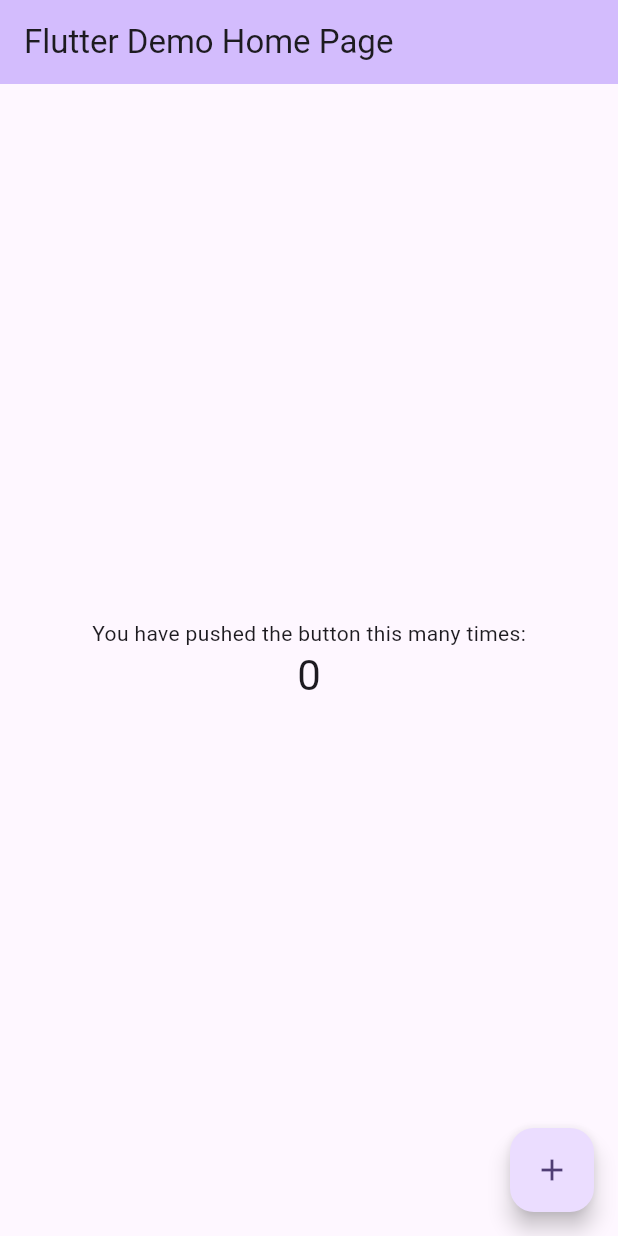
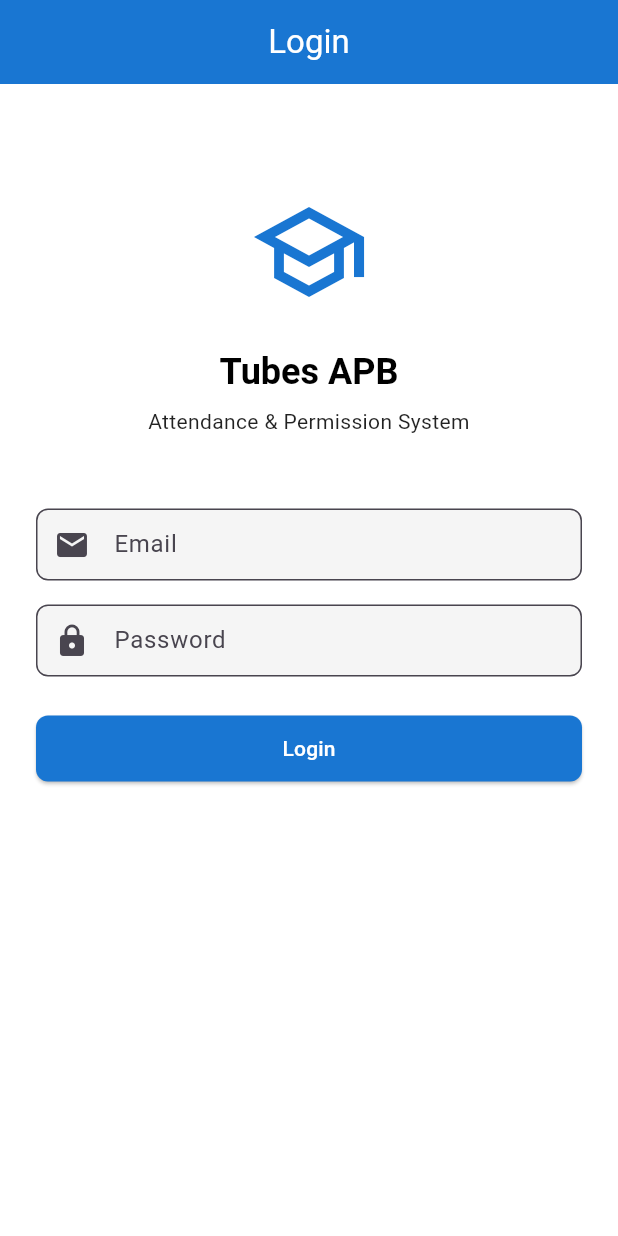
Before and after one commit to AryasatyaAlfian/TUBESAPB, a Flutter app: the screen it shows after launch, on a phone screen of 412 x 824 dp. Run offline on Flutter 3.47's test engine with Material 3 defaults, Android fonts, the light colour scheme and no system bars.

Commit message:
update file tugas terbaru

```diff
--- /dev/null
+++ b/lib/config/routes/app_router.dart
@@ -0,0 +1,17 @@
+import 'package:flutter/material.dart';
+import 'package:tubesapb/screens/login_screen.dart';
+import 'package:tubesapb/screens/home_screen.dart';
+
+class AppRoutes {
+  static const String login = '/login';
+  static const String home = '/home';
+
+  static final Map<String, WidgetBuilder> routes = {
+    login: (context) => const LoginScreen(),
+    home: (context) => const HomeScreen(),
+  };
+
+  static Route<dynamic>? onGenerateRoute(RouteSettings settings) {
+    return null;
+  }
+}
--- /dev/null
+++ b/lib/config/theme/app_theme.dart
@@ -0,0 +1,95 @@
+import 'package:flutter/material.dart';
+
+class AppTheme {
+  // Light Theme
+  static final ThemeData lightTheme = ThemeData(
+    useMaterial3: true,
+    brightness: Brightness.light,
+    primaryColor: const Color(0xFF1976D2),
+    scaffoldBackgroundColor: Colors.white,
+    appBarTheme: const AppBarTheme(
+      backgroundColor: Color(0xFF1976D2),
+      foregroundColor: Colors.white,
+      elevation: 0,
+    ),
+    textTheme: const TextTheme(
+      headlineMedium: TextStyle(
+        fontSize: 24,
+        fontWeight: FontWeight.bold,
+        color: Colors.black,
+      ),
+      bodyMedium: TextStyle(
+        fontSize: 14,
+        color: Colors.black87,
+      ),
+      bodySmall: TextStyle(
+        fontSize: 12,
+        color: Colors.grey,
+      ),
+    ),
+    elevatedButtonTheme: ElevatedButtonThemeData(
+      style: ElevatedButton.styleFrom(
+        backgroundColor: const Color(0xFF1976D2),
+        foregroundColor: Colors.white,
+        padding: const EdgeInsets.symmetric(horizontal: 24, vertical: 12),
+        shape: RoundedRectangleBorder(
+          borderRadius: BorderRadius.circular(8),
+        ),
+      ),
+    ),
+    inputDecorationTheme: InputDecorationTheme(
+      border: OutlineInputBorder(
+        borderRadius: BorderRadius.circular(8),
+      ),
+      contentPadding: const EdgeInsets.symmetric(horizontal: 16, vertical: 12),
+      filled: true,
+      fillColor: const Color(0xFFF5F5F5),
+    ),
+  );
+
+  // Dark Theme
+  static final ThemeData darkTheme = ThemeData(
+    useMaterial3: true,
+    brightness: Brightness.dark,
+    primaryColor: const Color(0xFF1976D2),
+    scaffoldBackgroundColor: const Color(0xFF121212),
+    appBarTheme: const AppBarTheme(
+      backgroundColor: Color(0xFF1F1F1F),
+      foregroundColor: Colors.white,
+      elevation: 0,
+    ),
+    textTheme: const TextTheme(
+      headlineMedium: TextStyle(
+        fontSize: 24,
+        fontWeight: FontWeight.bold,
+        color: Colors.white,
+      ),
+      bodyMedium: TextStyle(
+        fontSize: 14,
+        color: Colors.white70,
+      ),
+      bodySmall: TextStyle(
+        fontSize: 12,
+        color: Colors.grey,
+      ),
+    ),
+    elevatedButtonTheme: ElevatedButtonThemeData(
+      style: ElevatedButton.styleFrom(
+        backgroundColor: const Color(0xFF1976D2),
+        foregroundColor: Colors.white,
+        padding: const EdgeInsets.symmetric(horizontal: 24, vertical: 12),
+        shape: RoundedRectangleBorder(
+          borderRadius: BorderRadius.circular(8),
+        ),
+      ),
+    ),
+    inputDecorationTheme: InputDecorationTheme(
+      border: OutlineInputBorder(
+        borderRadius: BorderRadius.circular(8),
+      ),
+      contentPadding: const EdgeInsets.symmetric(horizontal: 16, vertical: 12),
+      filled: true,
+      fillColor: const Color(0xFF2C2C2C),
+    ),
+  );
+}
--- a/lib/main.dart
+++ b/lib/main.dart
@@ -1,4 +1,11 @@
 import 'package:flutter/material.dart';
+import 'package:provider/provider.dart';
+import 'config/theme/app_theme.dart';
+import 'config/routes/app_router.dart';
+import 'providers/auth_provider.dart';
+import 'providers/attendance_provider.dart';
+import 'providers/enrollment_provider.dart';
+import 'providers/permission_provider.dart';
 
 void main() {
   runApp(const MyApp());
@@ -10,113 +17,87 @@ class MyApp extends StatelessWidget {
   // This widget is the root of your application.
   @override
   Widget build(BuildContext context) {
-    return MaterialApp(
-      title: 'Flutter Demo',
-      theme: ThemeData(
-        // This is the theme of your application.
-        //
-        // TRY THIS: Try running your application with "flutter run". You'll see
-        // the application has a purple toolbar. Then, without quitting the app,
-        // try changing the seedColor in the colorScheme below to Colors.green
-        // and then invoke "hot reload" (save your changes or press the "hot
-        // reload" button in a Flutter-supported IDE, or press "r" if you used
-        // the command line to start the app).
-        //
-        // Notice that the counter didn't reset back to zero; the application
-        // state is not lost during the reload. To reset the state, use hot
-        // restart instead.
-        //
-        // This works for code too, not just values: Most code changes can be
-        // tested with just a hot reload.
-        colorScheme: .fromSeed(seedColor: Colors.deepPurple),
+    return MultiProvider(
+      providers: [
+        ChangeNotifierProvider(create: (_) => AuthProvider()),
+        ChangeNotifierProvider(create: (_) => AttendanceProvider()),
+        ChangeNotifierProvider(create: (_) => EnrollmentProvider()),
+        ChangeNotifierProvider(create: (_) => PermissionProvider()),
+      ],
+      child: MaterialApp(
+        title: 'Tubes APB - Attendance and Permission Management',
+        theme: AppTheme.lightTheme,
+        darkTheme: AppTheme.darkTheme,
+        themeMode: ThemeMode.system,
+        home: const SplashScreen(),
+        routes: AppRoutes.routes,
+        onGenerateRoute: AppRoutes.onGenerateRoute,
       ),
-      home: const MyHomePage(title: 'Flutter Demo Home Page'),
     );
   }
 }
 
-class MyHomePage extends StatefulWidget {
-  const MyHomePage({super.key, required this.title});
-
-  // This widget is the home page of your application. It is stateful, meaning
-  // that it has a State object (defined below) that contains fields that affect
-  // how it looks.
-
-  // This class is the configuration for the state. It holds the values (in this
-  // case the title) provided by the parent (in this case the App widget) and
-  // used by the build method of the State. Fields in a Widget subclass are
-  // always marked "final".
-
-  final String title;
+class SplashScreen extends StatefulWidget {
+  const SplashScreen({super.key});
 
   @override
-  State<MyHomePage> createState() => _MyHomePageState();
+  State<SplashScreen> createState() => _SplashScreenState();
 }
 
-class _MyHomePageState extends State<MyHomePage> {
-  int _counter = 0;
+class _SplashScreenState extends State<SplashScreen> {
+  @override
+  void initState() {
+    super.initState();
+    _checkAuthStatus();
+  }
 
-  void _incrementCounter() {
-    setState(() {
-      // This call to setState tells the Flutter framework that something has
-      // changed in this State, which causes it to rerun the build method below
-      // so that the display can reflect the updated values. If we changed
-      // _counter without calling setState(), then the build method would not be
-      // called again, and so nothing would appear to happen.
-      _counter++;
-    });
+  Future<void> _checkAuthStatus() async {
+    await Future.delayed(const Duration(seconds: 2));
+    if (mounted) {
+      final authProvider = context.read<AuthProvider>();
+      final isLoggedIn = await authProvider.checkLoginStatus();
+
+      if (mounted) {
+        Navigator.of(context).pushReplacementNamed(
+          isLoggedIn ? '/home' : '/login',
+        );
+      }
+    }
   }
 
   @override
   Widget build(BuildContext context) {
-    // This method is rerun every time setState is called, for instance as done
-    // by the _incrementCounter method above.
-    //
-    // The Flutter framework has been optimized to make rerunning build methods
-    // fast, so that you can just rebuild anything that needs updating rather
-    // than having to individually change instances of widgets.
     return Scaffold(
-      appBar: AppBar(
-        // TRY THIS: Try changing the color here to a specific color (to
-        // Colors.amber, perhaps?) and trigger a hot reload to see the AppBar
-        // change color while the other colors stay the same.
-        backgroundColor: Theme.of(context).colorScheme.inversePrimary,
-        // Here we take the value from the MyHomePage object that was created by
-        // the App.build method, and use it to set our appbar title.
-        title: Text(widget.title),
-      ),
       body: Center(
-        // Center is a layout widget. It takes a single child and positions it
-        // in the middle of the parent.
         child: Column(
-          // Column is also a layout widget. It takes a list of children and
-          // arranges them vertically. By default, it sizes itself to fit its
-          // children horizontally, and tries to be as tall as its parent.
-          //
-          // Column has various properties to control how it sizes itself and
-          // how it positions its children. Here we use mainAxisAlignment to
-          // center the children vertically; the main axis here is the vertical
-          // axis because Columns are vertical (the cross axis would be
-          // horizontal).
-          //
-          // TRY THIS: Invoke "debug painting" (choose the "Toggle Debug Paint"
-          // action in the IDE, or press "p" in the console), to see the
-          // wireframe for each widget.
-          mainAxisAlignment: .center,
+          mainAxisAlignment: MainAxisAlignment.center,
           children: [
-            const Text('You have pushed the button this many times:'),
+            Icon(
+              Icons.school_outlined,
+              size: 80,
+              color: Theme.of(context).primaryColor,
+            ),
+            const SizedBox(height: 24),
             Text(
-              '$_counter',
-              style: Theme.of(context).textTheme.headlineMedium,
+              'Tubes APB',
+              style: Theme.of(context).textTheme.headlineMedium?.copyWith(
+                    fontWeight: FontWeight.bold,
+              ),
+            ),
+            const SizedBox(height: 8),
+            Text(
+              'Attendance System',
+              style: Theme.of(context).textTheme.bodyMedium?.copyWith(
+                    color: Colors.grey[600],
+              ),
+            ),
+            const SizedBox(height: 32),
+            CircularProgressIndicator(
+              color: Theme.of(context).primaryColor,
             ),
           ],
         ),
       ),
-      floatingActionButton: FloatingActionButton(
-        onPressed: _incrementCounter,
-        tooltip: 'Increment',
-        child: const Icon(Icons.add),
-      ),
     );
   }
 }
--- /dev/null
+++ b/lib/providers/auth_provider.dart
@@ -0,0 +1,28 @@
+import 'package:flutter/material.dart';
+
+class AuthProvider extends ChangeNotifier {
+  bool _isLoggedIn = false;
+
+  bool get isLoggedIn => _isLoggedIn;
+
+  Future<bool> checkLoginStatus() async {
+    // Simulasi pengecekan login status
+    await Future.delayed(const Duration(milliseconds: 500));
+    _isLoggedIn = false; // Default belum login
+    notifyListeners();
+    return _isLoggedIn;
+  }
+
+  Future<bool> login(String email, String password) async {
+    // Simulasi login
+    await Future.delayed(const Duration(seconds: 1));
+    _isLoggedIn = true;
+    notifyListeners();
+    return true;
+  }
+
+  Future<void> logout() async {
+    _isLoggedIn = false;
+    notifyListeners();
+  }
+}
--- /dev/null
+++ b/lib/screens/login_screen.dart
@@ -0,0 +1,115 @@
+import 'package:flutter/material.dart';
+import 'package:provider/provider.dart';
+import 'package:tubesapb/providers/auth_provider.dart';
+
+class LoginScreen extends StatefulWidget {
+  const LoginScreen({super.key});
+
+  @override
+  State<LoginScreen> createState() => _LoginScreenState();
+}
+
+class _LoginScreenState extends State<LoginScreen> {
+  final _emailController = TextEditingController();
+  final _passwordController = TextEditingController();
+  bool _isLoading = false;
+
+  @override
+  void dispose() {
+    _emailController.dispose();
+    _passwordController.dispose();
+    super.dispose();
+  }
+
+  Future<void> _handleLogin() async {
+    setState(() => _isLoading = true);
+
+    try {
+      final authProvider = context.read<AuthProvider>();
+      final success = await authProvider.login(
+        _emailController.text,
+        _passwordController.text,
+      );
+
+      if (success && mounted) {
+        Navigator.of(context).pushReplacementNamed('/home');
+      }
+    } finally {
+      if (mounted) {
+        setState(() => _isLoading = false);
+      }
+    }
+  }
+
+  @override
+  Widget build(BuildContext context) {
+    return Scaffold(
+      appBar: AppBar(
+        title: const Text('Login'),
+        centerTitle: true,
+      ),
+      body: SingleChildScrollView(
+        padding: const EdgeInsets.all(24),
+        child: Column(
+          crossAxisAlignment: CrossAxisAlignment.stretch,
+          children: [
+            const SizedBox(height: 48),
+            Icon(
+              Icons.school_outlined,
+              size: 80,
+              color: Theme.of(context).primaryColor,
+            ),
+            const SizedBox(height: 24),
+            Text(
+              'Tubes APB',
+              textAlign: TextAlign.center,
+              style: Theme.of(context).textTheme.headlineMedium?.copyWith(
+                    fontWeight: FontWeight.bold,
+              ),
+            ),
+            const SizedBox(height: 8),
+            Text(
+              'Attendance & Permission System',
+              textAlign: TextAlign.center,
+              style: Theme.of(context).textTheme.bodyMedium,
+            ),
+            const SizedBox(height: 48),
+            TextField(
+              controller: _emailController,
+              decoration: const InputDecoration(
+                labelText: 'Email',
+                hintText: 'Enter your email',
+                prefixIcon: Icon(Icons.email),
+              ),
+            ),
+            const SizedBox(height: 16),
+            TextField(
+              controller: _passwordController,
+              obscureText: true,
+              decoration: const InputDecoration(
+                labelText: 'Password',
+                hintText: 'Enter your password',
+                prefixIcon: Icon(Icons.lock),
+              ),
+            ),
+            const SizedBox(height: 24),
+            ElevatedButton(
+              onPressed: _isLoading ? null : _handleLogin,
+              child: _isLoading
+                  ? const SizedBox(
+                      height: 20,
+                      width: 20,
+                      child: CircularProgressIndicator(
+                        strokeWidth: 2,
+                        valueColor:
+                            AlwaysStoppedAnimation<Color>(Colors.white),
+                      ),
+                    )
+                  : const Text('Login'),
+            ),
+          ],
+        ),
+      ),
+    );
+  }
+}
--- a/pubspec.yaml
+++ b/pubspec.yaml
@@ -34,6 +34,7 @@ dependencies:
   # The following adds the Cupertino Icons font to your application.
   # Use with the CupertinoIcons class for iOS style icons.
   cupertino_icons: ^1.0.8
+  provider: ^6.0.0
 
 dev_dependencies:
   flutter_test:
```
Also changed, not shown: lib/providers/attendance_provider.dart (added, +25 -0 lines), lib/providers/enrollment_provider.dart (added, +25 -0 lines), lib/providers/permission_provider.dart (added, +24 -0 lines), lib/screens/home_screen.dart (added, +177 -0 lines), pubspec.lock.
